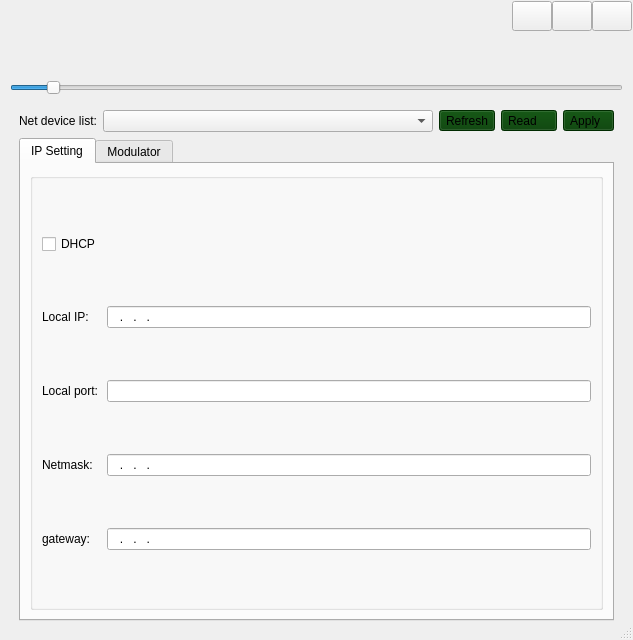
Qt form tbsui.ui (MauricePong/TBSNetDVBSetting) before a commit.
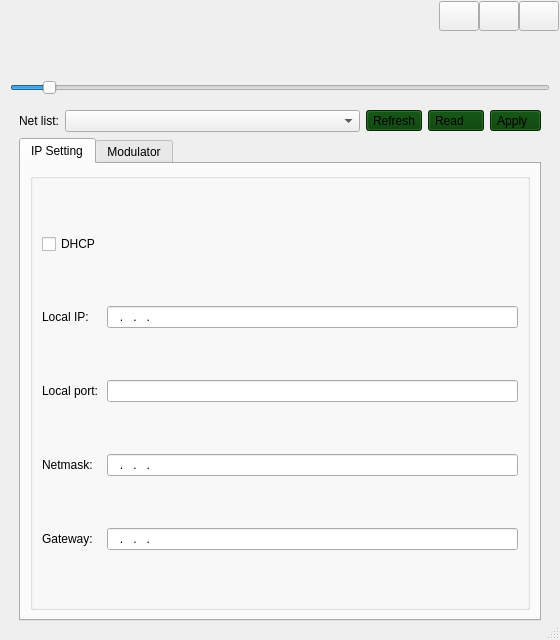
The same form after that commit.

```diff
--- a/tbsui.ui
+++ b/tbsui.ui
@@ -6,7 +6,7 @@
    <rect>
     <x>0</x>
     <y>0</y>
-    <width>633</width>
+    <width>560</width>
     <height>640</height>
    </rect>
   </property>
@@ -358,7 +358,7 @@
                  <item row="4" column="0">
                   <widget class="QLabel" name="label_4">
                    <property name="text">
-                    <string>gateway:</string>
+                    <string>Gateway:</string>
                    </property>
                   </widget>
                  </item>
@@ -681,7 +681,7 @@
              </sizepolicy>
             </property>
             <property name="text">
-             <string>Net device list:</string>
+             <string>Net list:</string>
             </property>
            </widget>
           </item>
```
